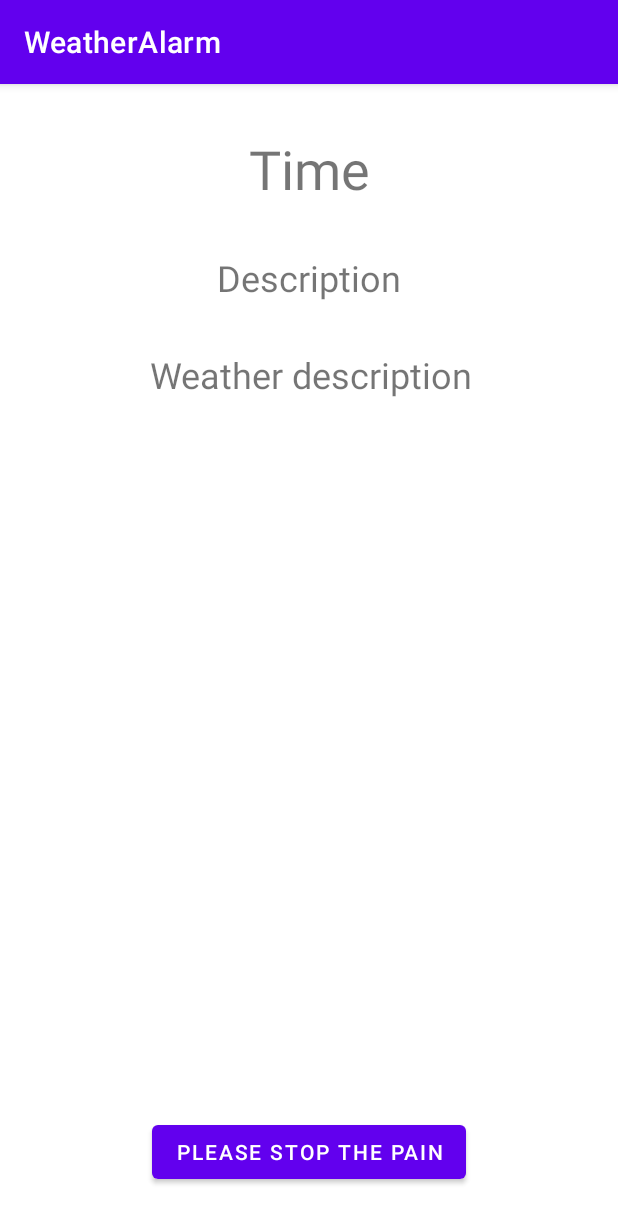
After one commit to blox-dev/WeatherAlarm, an Android app: the TriggerAlarmActivity screen opened directly, with no data from a screen before it, on a phone screen of 412 x 824 dp. The commit adds this screen. Shown: the top 1223 px of the screen. Run offline under Robolectric (Android 15) with nearby library versions, the phone set to English and light mode, and no system bars; 2 statements that could not run were skipped.

```diff
--- a/WeatherAlarm/app/src/main/AndroidManifest.xml
+++ b/WeatherAlarm/app/src/main/AndroidManifest.xml
@@ -9,7 +9,9 @@
         android:roundIcon="@mipmap/ic_launcher_round"
         android:supportsRtl="true"
         android:theme="@style/Theme.WeatherAlarm">
-        <activity android:name=".CreateAlarmActivity"
+        <activity android:name=".TriggerAlarmActivity" />
+        <activity
+            android:name=".CreateAlarmActivity"
             android:parentActivityName=".MainActivity" />
         <activity android:name=".Listview" />
         <activity android:name=".MainActivity">
@@ -19,8 +21,6 @@
                 <category android:name="android.intent.category.LAUNCHER" />
             </intent-filter>
         </activity>
-
-        <receiver android:name=".AlarmReceiver" />
     </application>
 
 </manifest>
--- a/WeatherAlarm/app/src/main/java/com/example/weatheralarm/CreateAlarmActivity.java
+++ b/WeatherAlarm/app/src/main/java/com/example/weatheralarm/CreateAlarmActivity.java
@@ -46,6 +46,7 @@ public class CreateAlarmActivity extends AppCompatActivity {
             minuteList.add(i<10 ? '0' + String.valueOf(i) : String.valueOf(i));
 
         songsList.add("ppc1");
+        songsList.add("ship_bell");
         songsList.add("ppc2");
 
         ArrayAdapter<String> hourAdapter= new ArrayAdapter<>(this, R.layout.support_simple_spinner_dropdown_item, hourList);
@@ -83,7 +84,7 @@ public class CreateAlarmActivity extends AppCompatActivity {
         Intent intent = new Intent(this, MainActivity.class);
         intent.putExtra("time", time);
         intent.putExtra("description", descriptionEditText.getText().toString());
-        intent.putExtra("song", TTSSwitch.isChecked() ? null : songsList.get(alarmSoundSpinner.getSelectedItemPosition()));
+        intent.putExtra("song", TTSSwitch.isChecked() ? "TTS" : songsList.get(alarmSoundSpinner.getSelectedItemPosition()));
         setResult(1,intent);
         finish();
     }
--- /dev/null
+++ b/WeatherAlarm/app/src/main/java/com/example/weatheralarm/TriggerAlarmActivity.java
@@ -0,0 +1,72 @@
+package com.example.weatheralarm;
+
+import androidx.appcompat.app.AppCompatActivity;
+
+import android.app.AlertDialog;
+import android.content.DialogInterface;
+import android.content.Intent;
+import android.media.MediaPlayer;
+import android.os.Bundle;
+import android.speech.tts.TextToSpeech;
+import android.view.View;
+
+import org.w3c.dom.Text;
+
+import java.util.Locale;
+
+public class TriggerAlarmActivity extends AppCompatActivity {
+
+    MediaPlayer mediaPlayer;
+    String time, description, songName;
+    TextToSpeech tts;
+
+    @Override
+    protected void onCreate(Bundle savedInstanceState) {
+        super.onCreate(savedInstanceState);
+        setContentView(R.layout.activity_trigger_alarm);
+
+        System.out.println("Alarm received");
+        Intent intent = getIntent();
+
+        time = intent.getStringExtra("time");
+        description = intent.getStringExtra("description");
+        songName = intent.getStringExtra("song");
+
+        if (songName.equals("TTS")) {
+            tts = new TextToSpeech(this, new TextToSpeech.OnInitListener() {
+                @Override
+                public void onInit(int status) {
+                    if (status == TextToSpeech.SUCCESS) {
+                        speakk();
+                    }
+                }
+            });
+            } else {
+            int songFileId = getResources().getIdentifier(songName, "raw", getPackageName());
+
+            if (songFileId == 0)
+                return;
+
+            mediaPlayer = MediaPlayer.create(getApplicationContext(), songFileId);
+            mediaPlayer.setLooping(true);
+            mediaPlayer.start();
+        }
+    }
+
+    public void speakk()
+    {
+        tts.setLanguage(Locale.US);
+        tts.speak("Weather is nice yes", TextToSpeech.QUEUE_ADD, null);
+    }
+
+
+    public void onCancelAlarmButtonPress(View view) {
+        if(mediaPlayer != null)
+            if(mediaPlayer.isPlaying()) {
+                mediaPlayer.stop();
+                mediaPlayer.release();
+            }
+        finish();
+    }
+
+}
--- /dev/null
+++ b/WeatherAlarm/app/src/main/res/layout/activity_trigger_alarm.xml
@@ -0,0 +1,53 @@
+<?xml version="1.0" encoding="utf-8"?>
+<androidx.constraintlayout.widget.ConstraintLayout xmlns:android="http://schemas.android.com/apk/res/android"
+    xmlns:app="http://schemas.android.com/apk/res-auto"
+    xmlns:tools="http://schemas.android.com/tools"
+    android:layout_width="match_parent"
+    android:layout_height="match_parent"
+    tools:context=".TriggerAlarmActivity">
+
+    <TextView
+        android:id="@+id/alarmTime"
+        android:layout_width="wrap_content"
+        android:layout_height="wrap_content"
+        android:layout_marginTop="32dp"
+        android:text="Time"
+        android:textSize="36sp"
+        app:layout_constraintEnd_toEndOf="parent"
+        app:layout_constraintStart_toStartOf="parent"
+        app:layout_constraintTop_toTopOf="parent" />
+
+    <Button
+        android:id="@+id/alarmStopButton"
+        android:layout_width="wrap_content"
+        android:layout_height="wrap_content"
+        android:layout_marginBottom="32dp"
+        android:onClick="onCancelAlarmButtonPress"
+        android:text="Please stop the pain"
+        app:layout_constraintBottom_toBottomOf="parent"
+        app:layout_constraintEnd_toEndOf="parent"
+        app:layout_constraintStart_toStartOf="parent" />
+
+    <TextView
+        android:id="@+id/alarmDescription"
+        android:layout_width="wrap_content"
+        android:layout_height="wrap_content"
+        android:layout_marginTop="32dp"
+        android:text="Description"
+        android:textSize="24sp"
+        app:layout_constraintEnd_toEndOf="parent"
+        app:layout_constraintStart_toStartOf="parent"
+        app:layout_constraintTop_toBottomOf="@+id/alarmTime" />
+
+    <TextView
+        android:id="@+id/weatherDescription"
+        android:layout_width="wrap_content"
+        android:layout_height="wrap_content"
+        android:layout_marginTop="32dp"
+        android:text="Weather description"
+        android:textSize="24sp"
+        app:layout_constraintEnd_toEndOf="parent"
+        app:layout_constraintHorizontal_bias="0.508"
+        app:layout_constraintStart_toStartOf="parent"
+        app:layout_constraintTop_toBottomOf="@+id/alarmDescription" />
+</androidx.constraintlayout.widget.ConstraintLayout>
```
Also changed, not shown: WeatherAlarm/app/src/main/java/com/example/weatheralarm/Alarm.java (+10 -1 lines), WeatherAlarm/app/src/main/java/com/example/weatheralarm/AlarmReceiver.java (deleted, +0 -17 lines), WeatherAlarm/app/src/main/java/com/example/weatheralarm/MainActivity.java (+21 -16 lines), 1 other file.
